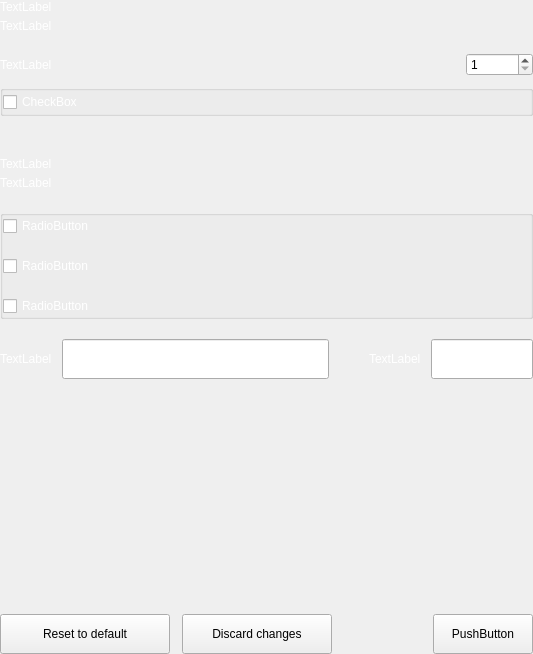
Before: the Qt Designer form src/qt/settings/forms/settingswalletoptionswidget.ui in eons-finance/ALQO, drawn with Qt 5.
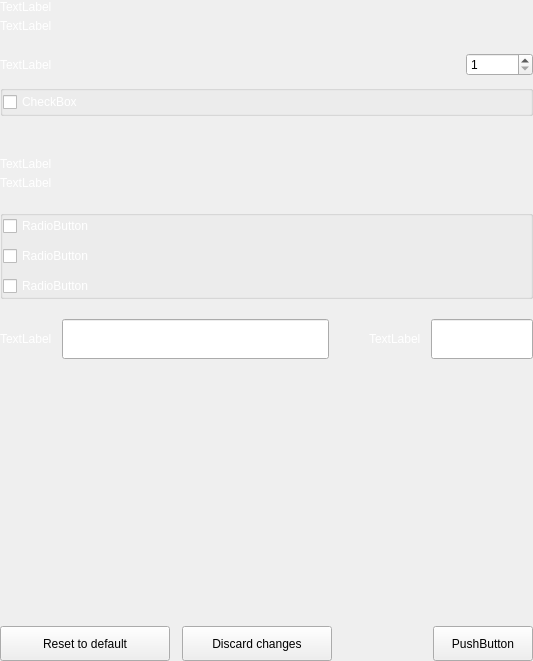
After: the same form once the commit is applied.

Diff of the .ui file:
```diff
--- a/src/qt/settings/forms/settingswalletoptionswidget.ui
+++ b/src/qt/settings/forms/settingswalletoptionswidget.ui
@@ -7,7 +7,7 @@
     <x>0</x>
     <y>0</y>
     <width>533</width>
-    <height>654</height>
+    <height>661</height>
    </rect>
   </property>
   <property name="windowTitle">
@@ -287,7 +287,7 @@
           </property>
           <layout class="QVBoxLayout" name="verticalLayout_4">
            <property name="spacing">
-            <number>20</number>
+            <number>10</number>
            </property>
            <property name="leftMargin">
             <number>0</number>
@@ -459,13 +459,13 @@
             <property name="minimumSize">
              <size>
               <width>170</width>
-              <height>40</height>
+              <height>35</height>
              </size>
             </property>
             <property name="maximumSize">
              <size>
               <width>16777215</width>
-              <height>16777215</height>
+              <height>35</height>
              </size>
             </property>
             <property name="text">
@@ -478,7 +478,13 @@
             <property name="minimumSize">
              <size>
               <width>150</width>
-              <height>40</height>
+              <height>35</height>
+             </size>
+            </property>
+            <property name="maximumSize">
+             <size>
+              <width>16777215</width>
+              <height>35</height>
              </size>
             </property>
             <property name="text">
@@ -507,13 +513,13 @@
             <property name="minimumSize">
              <size>
               <width>100</width>
-              <height>40</height>
+              <height>35</height>
              </size>
             </property>
             <property name="maximumSize">
              <size>
               <width>200</width>
-              <height>40</height>
+              <height>35</height>
              </size>
             </property>
             <property name="text">
```
